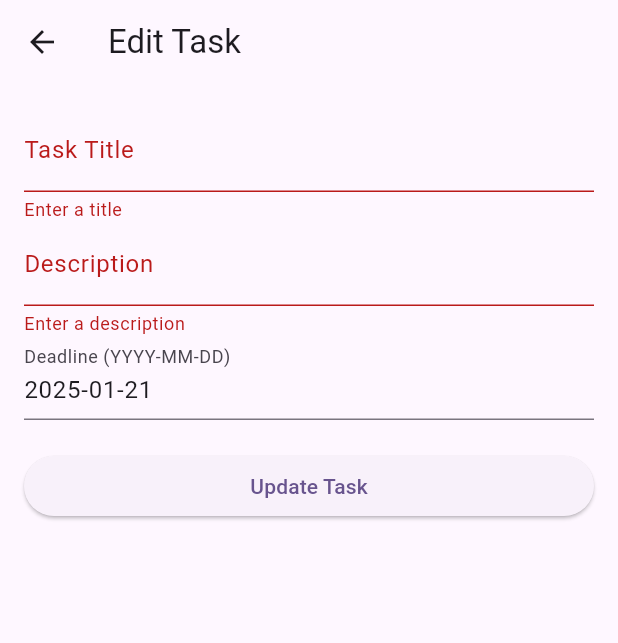
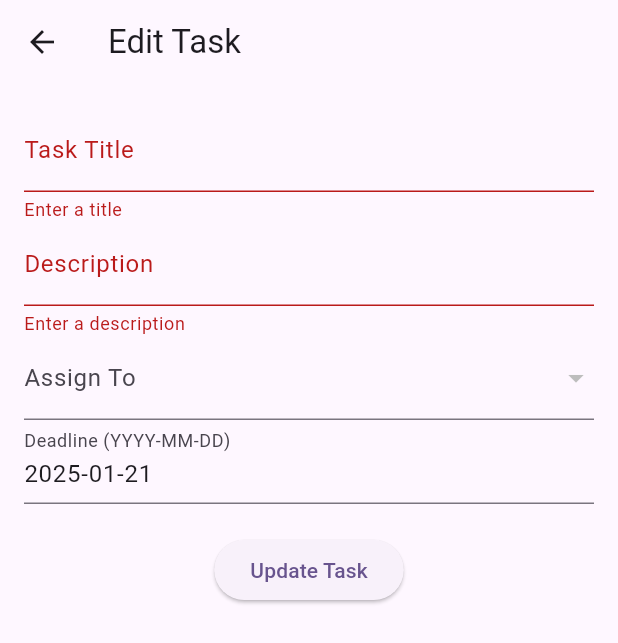
Before and after one commit to zuhairben/TeamSync, a Flutter app: the EditTaskPage screen opened directly with empty values, after a tap on "Update Task", on a phone screen of 412 x 824 dp. Shown: the top 643 px of the screen. Run offline on Flutter 3.47's test engine with Material 3 defaults, Android fonts, the phone set to English and light mode, and no system bars; our stand-ins replace cloud_firestore, equatable, firebase_auth, firebase_core, fl_chart, flutter_bloc and 2 more; accounts and stored records are empty.

Commit message:
added the bloc for task management but the add_tasks display on the manage_tasks page is not handled

```diff
--- a/lib/tasks/edit_task_page.dart
+++ b/lib/tasks/edit_task_page.dart
@@ -1,11 +1,14 @@
 import 'package:flutter/material.dart';
+import 'package:flutter_bloc/flutter_bloc.dart';
+import 'package:firebase_flutter/bloc/task/task_bloc.dart';
+import 'package:firebase_flutter/bloc/task/task_event.dart';
+import 'package:firebase_flutter/bloc/task/task_state.dart';
 import 'package:firebase_flutter/models/task_model.dart';
-import 'package:firebase_flutter/tasks/task_service.dart';
 
 class EditTaskPage extends StatefulWidget {
   final Task task;
 
-  EditTaskPage({required this.task});
+  const EditTaskPage({Key? key, required this.task}) : super(key: key);
 
   @override
   _EditTaskPageState createState() => _EditTaskPageState();
@@ -16,67 +19,112 @@ class _EditTaskPageState extends State<EditTaskPage> {
   late TextEditingController _titleController;
   late TextEditingController _descriptionController;
   late TextEditingController _deadlineController;
+  String? _assignedToEmail;
 
   @override
   void initState() {
     super.initState();
+
+    // Initialize controllers with the existing task data
     _titleController = TextEditingController(text: widget.task.title);
     _descriptionController = TextEditingController(text: widget.task.description);
-    _deadlineController = TextEditingController(text: widget.task.dueDate.toIso8601String().substring(0, 10));
+    _deadlineController = TextEditingController(text: widget.task.dueDate.toIso8601String().split('T')[0]);
+    _assignedToEmail = widget.task.assignedTo;
+
+    // Fetch team members for the dropdown
+    context.read<TaskBloc>().add(FetchTeamMembersEvent());
   }
 
-  void _updateTask() async {
+  void _updateTask() {
     if (_formKey.currentState!.validate()) {
       final updatedTask = Task(
-        id: widget.task.id,
+        id: widget.task.id, // Keep the same task ID
         title: _titleController.text,
         description: _descriptionController.text,
-        assignedTo: widget.task.assignedTo, // Retain existing assignedTo value
-        status: widget.task.status, // Retain existing status
+        assignedTo: _assignedToEmail ?? widget.task.assignedTo,
+        status: widget.task.status, // Keep the current status
         dueDate: DateTime.parse(_deadlineController.text),
-        createdBy: widget.task.createdBy, // Retain existing createdBy value
+        createdBy: widget.task.createdBy, // Keep the creator unchanged
       );
 
-      await TaskService().updateTask(updatedTask);
+      context.read<TaskBloc>().add(UpdateTaskEvent(updatedTask)); // Update the task via bloc
+      Navigator.pop(context); // Navigate back after updating
+    }
+  }
 
-      ScaffoldMessenger.of(context).showSnackBar(
-        SnackBar(content: Text('Task Updated Successfully!')),
-      );
-
-      Navigator.pop(context);
-    }
+  @override
+  void dispose() {
+    // Dispose controllers when the widget is removed
+    _titleController.dispose();
+    _descriptionController.dispose();
+    _deadlineController.dispose();
+    super.dispose();
   }
 
   @override
   Widget build(BuildContext context) {
     return Scaffold(
-      appBar: AppBar(title: Text('Edit Task')),
-      body: Padding(
+      appBar: AppBar(title: const Text('Edit Task')),
+      body: BlocConsumer<TaskBloc, TaskState>(
+        listener: (context, state) {
+          if (state is TaskError) {
+            ScaffoldMessenger.of(context).showSnackBar(
+              SnackBar(content: Text(state.message)),
+            );
+          }
+        },
+        builder: (context, state) {
+          if (state is TaskLoading) {
+            return const Center(child: CircularProgressIndicator());
+          } else if (state is TeamMembersFetchedState) {
+            return Padding(
               padding: const EdgeInsets.all(16.0),
               child: Form(
                 key: _formKey,
-          child: ListView(
+                child: Column(
                   children: [
                     TextFormField(
                       controller: _titleController,
-                decoration: InputDecoration(labelText: 'Task Title'),
+                      decoration: const InputDecoration(labelText: 'Task Title'),
                       validator: (value) => value!.isEmpty ? 'Enter a title' : null,
                     ),
                     TextFormField(
                       controller: _descriptionController,
-                decoration: InputDecoration(labelText: 'Description'),
+                      decoration: const InputDecoration(labelText: 'Description'),
                       validator: (value) => value!.isEmpty ? 'Enter a description' : null,
+                    ),
+                    DropdownButtonFormField<String>(
+                      value: _assignedToEmail,
+                      decoration: const InputDecoration(labelText: 'Assign To'),
+                      items: state.teamMembers.map((member) {
+                        return DropdownMenuItem(
+                          value: member['email'],
+                          child: Text(member['email']!),
+                        );
+                      }).toList(),
+                      onChanged: (value) => setState(() => _assignedToEmail = value),
+                      validator: (value) =>
+                      value == null ? 'Select a team member' : null,
                     ),
                     TextFormField(
                       controller: _deadlineController,
-                decoration: InputDecoration(labelText: 'Deadline (YYYY-MM-DD)'),
-                validator: (value) => value!.isEmpty ? 'Enter a valid deadline' : null,
+                      decoration: const InputDecoration(labelText: 'Deadline (YYYY-MM-DD)'),
+                      validator: (value) =>
+                      value!.isEmpty ? 'Enter a valid deadline' : null,
                     ),
-              SizedBox(height: 20),
-              ElevatedButton(onPressed: _updateTask, child: Text('Update Task')),
+                    const SizedBox(height: 20),
+                    ElevatedButton(
+                      onPressed: _updateTask,
+                      child: const Text('Update Task'),
+                    ),
                   ],
                 ),
               ),
+            );
+          } else {
+            return const Center(child: Text('Error loading team members'));
+          }
+        },
       ),
     );
   }
```
Also changed, not shown: lib/tasks/add_task_page.dart (+33 -76 lines). Lines whose indentation alone changed are shown as unchanged.
